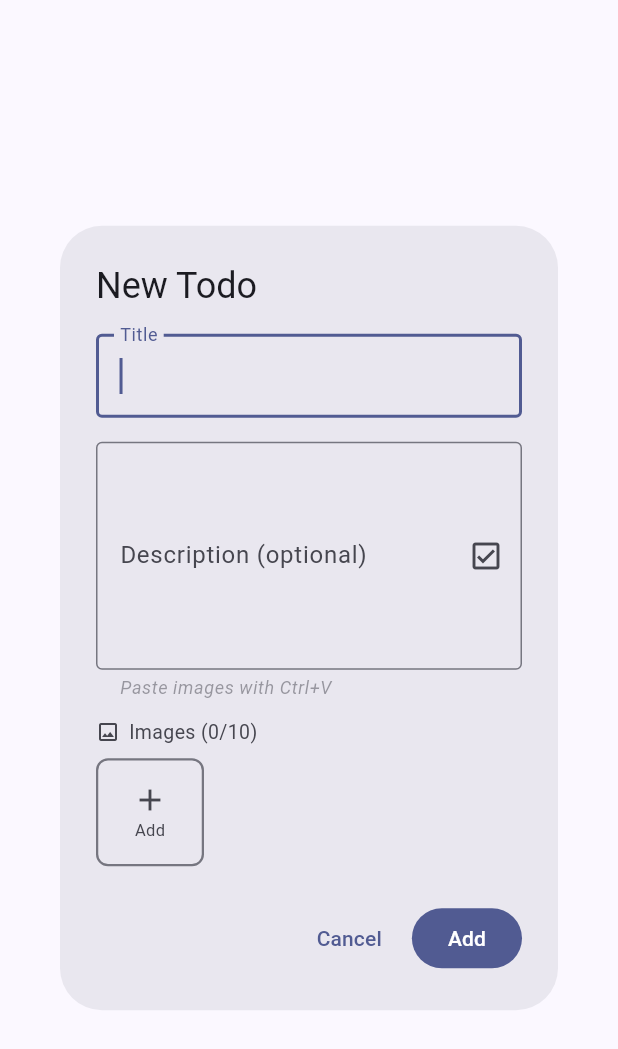
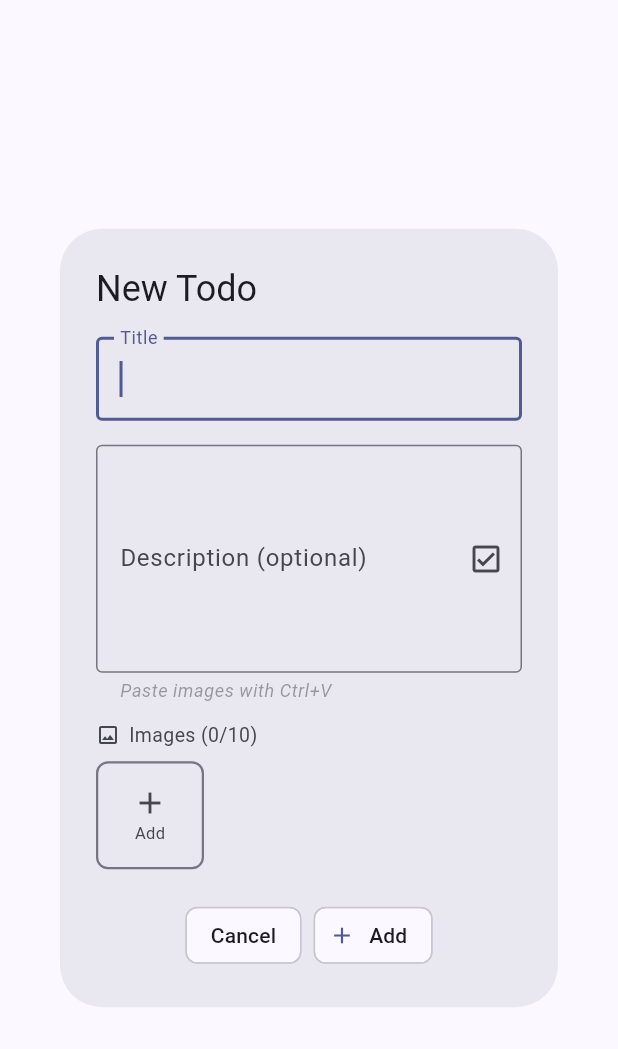
Before and after one commit to epatel/vps-ai, a Flutter app: the AddTodoDialog widget shown alone on an empty page, opened directly, after a tap on "Add", on a phone screen of 412 x 824 dp. Shown: the top 1049 px of the screen. Run offline on Flutter 3.47's test engine with Material 3 defaults, Android fonts, the phone set to English and light mode, and no system bars; our stand-ins replace flutter_markdown, shared_preferences, web; missing offline and left inert: dart:js_interop, markdown; accounts and stored records are empty; network calls fail; statements that could not run were skipped.

Commit message:
fix: use HTML file input for image picker, ActionChip pills in add dialog
- Replace FilePicker with native HTML file input (works reliably in
  dialog context on web)
- Update AddTodoDialog to use Wrap/ActionChip pattern matching EditTodoDialog

Co-Authored-By: Claude Opus 4.6 (1M context) <noreply@anthropic.com>

```diff
--- a/projects/todo-app/lib/widgets/add_todo_dialog.dart
+++ b/projects/todo-app/lib/widgets/add_todo_dialog.dart
@@ -172,20 +172,27 @@ class _AddTodoDialogState extends State<AddTodoDialog> {
                 onRemovePending: (i) => setState(() => _pendingImages.removeAt(i)),
                 onRemoveServerPending: (i) => setState(() => _serverPendingIds.removeAt(i)),
               ),
+              const SizedBox(height: 20),
+              Wrap(
+                spacing: 8,
+                runSpacing: 8,
+                alignment: WrapAlignment.end,
+                children: [
+                  ActionChip(
+                    label: const Text('Cancel'),
+                    onPressed: () => Navigator.pop(context),
+                  ),
+                  ActionChip(
+                    avatar: const Icon(Icons.add, size: 18),
+                    label: const Text('Add'),
+                    onPressed: _submit,
+                  ),
+                ],
+              ),
             ],
           ),
         ),
       ),
-      actions: [
-        TextButton(
-          onPressed: () => Navigator.pop(context),
-          child: const Text('Cancel'),
-        ),
-        FilledButton(
-          onPressed: _submit,
-          child: const Text('Add'),
-        ),
-      ],
     );
   }
 }
--- a/projects/todo-app/lib/widgets/image_attachment_section.dart
+++ b/projects/todo-app/lib/widgets/image_attachment_section.dart
@@ -1,6 +1,7 @@
 import 'dart:typed_data';
+import 'dart:js_interop';
+import 'package:web/web.dart' as web;
 import 'package:flutter/material.dart';
-import 'package:file_picker/file_picker.dart';
 import '../models/todo_image.dart';
 import '../services/api_service.dart';
 
@@ -41,20 +42,25 @@ class ImageAttachmentSection extends StatelessWidget {
   int get _totalCount => existingImages.length + pendingImages.length + serverPendingImageIds.length;
   bool get _canAdd => _totalCount < maxImages;
 
-  Future<void> _pickImage() async {
-    final result = await FilePicker.platform.pickFiles(
-      type: FileType.image,
-      withData: true,
-    );
-    if (result != null && result.files.isNotEmpty) {
-      final file = result.files.first;
-      if (file.bytes != null) {
-        onAddPending(PendingImage(
-          bytes: file.bytes!,
-          filename: file.name,
-        ));
-      }
-    }
+  void _pickImage() {
+    final input = web.document.createElement('input') as web.HTMLInputElement;
+    input.type = 'file';
+    input.accept = 'image/*';
+    input.onchange = (web.Event event) {
+      final files = input.files;
+      if (files == null || files.length == 0) return;
+      final file = files.item(0)!;
+      final reader = web.FileReader();
+      reader.onload = (web.Event e) {
+        final result = reader.result;
+        if (result != null) {
+          final bytes = (result as JSArrayBuffer).toDart.asUint8List();
+          onAddPending(PendingImage(bytes: bytes, filename: file.name));
+        }
+      }.toJS;
+      reader.readAsArrayBuffer(file);
+    }.toJS;
+    input.click();
   }
 
   @override
```
